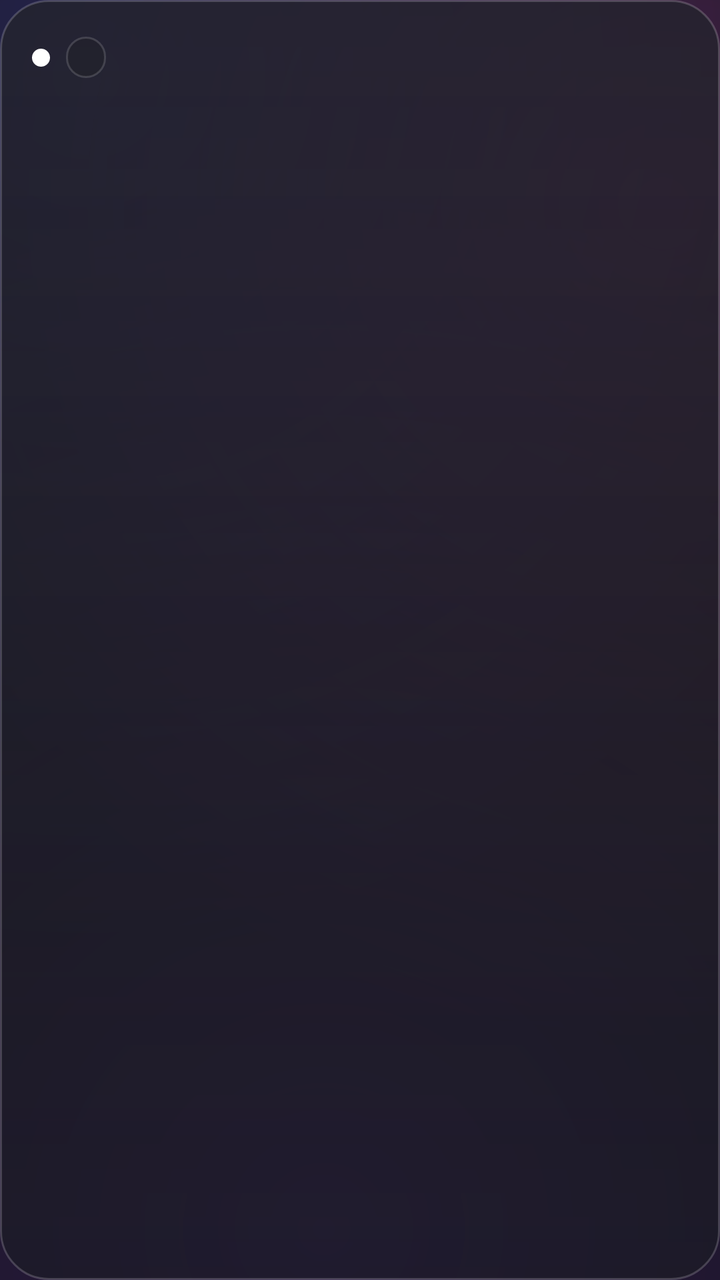
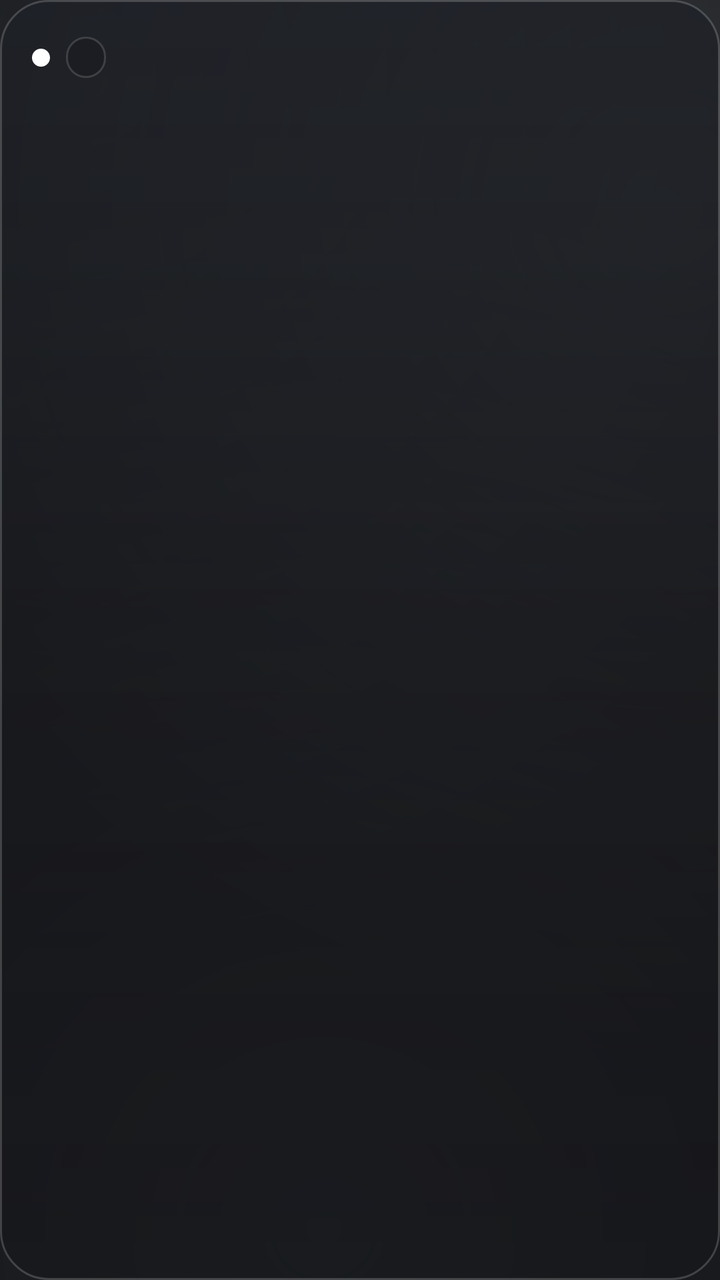

Screens rendered from an Android XML layout before and after an edit, with the pre-edit source and the edit as a unified diff.
<!-- AndroidManifest.xml: application theme Theme.MidffAlertas -->
<!-- res/layout/item_alerta.xml -->
<?xml version="1.0" encoding="utf-8"?>
<LinearLayout xmlns:android="http://schemas.android.com/apk/res/android"
    android:layout_width="match_parent"
    android:layout_height="wrap_content"
    android:background="@drawable/panel_cristal"
    android:orientation="vertical"
    android:padding="16dp">

    <LinearLayout
        android:layout_width="match_parent"
        android:layout_height="wrap_content"
        android:gravity="center_vertical"
        android:orientation="horizontal">

        <View
            android:id="@+id/puntoRiesgo"
            android:layout_width="9dp"
            android:layout_height="9dp"
            android:background="@drawable/punto_neutro" />

        <TextView
            android:id="@+id/chipClasificacion"
            android:layout_width="wrap_content"
            android:layout_height="wrap_content"
            android:layout_marginStart="8dp"
            android:background="@drawable/chip_cristal"
            android:paddingBottom="3dp"
            android:paddingEnd="10dp"
            android:paddingStart="10dp"
            android:paddingTop="3dp"
            android:textColor="@color/texto_titulo"
            android:textSize="11sp"
            android:textStyle="bold" />

        <Space
            android:layout_width="0dp"
            android:layout_height="1dp"
            android:layout_weight="1" />

        <TextView
            android:id="@+id/txtItemScore"
            android:layout_width="wrap_content"
            android:layout_height="wrap_content"
            android:fontFamily="sans-serif-medium"
            android:shadowColor="#6600F0FF"
            android:shadowDx="0"
            android:shadowDy="0"
            android:shadowRadius="12"
            android:textColor="@color/neon_cian"
            android:textSize="19sp"
            android:textStyle="bold" />
    </LinearLayout>

    <TextView
        android:id="@+id/txtItemTitulo"
        android:layout_width="match_parent"
        android:layout_height="wrap_content"
        android:layout_marginTop="10dp"
        android:ellipsize="end"
        android:maxLines="2"
        android:textAppearance="?attr/textAppearanceTitleMedium"
        android:textColor="@color/texto_titulo"
        android:textStyle="bold" />

    <TextView
        android:id="@+id/txtItemDetalle"
        android:layout_width="match_parent"
        android:layout_height="wrap_content"
        android:layout_marginTop="3dp"
        android:ellipsize="end"
        android:maxLines="2"
        android:textAppearance="?attr/textAppearanceBodyMedium"
        android:textColor="@color/texto_secundario" />

    <TextView
        android:id="@+id/txtItemFecha"
        android:layout_width="match_parent"
        android:layout_height="wrap_content"
        android:layout_marginTop="6dp"
        android:textAppearance="?attr/textAppearanceCaption"
        android:textColor="@color/texto_fecha" />
</LinearLayout>
<!-- resources referenced by this layout -->
<resources>
  <color name="neon_cian">#00F0FF</color>
  <color name="texto_fecha">#8A8A95</color>
  <color name="texto_secundario">#A0A0AB</color>
  <color name="texto_titulo">#FFFFFF</color>
  <!-- drawable chip_cristal (drawable) -->
  <?xml version="1.0" encoding="utf-8"?>
  <shape xmlns:android="http://schemas.android.com/apk/res/android"
      android:shape="rectangle">
      <solid android:color="#661E1E24" />
      <stroke
          android:width="1dp"
          android:color="@color/cristal_borde_suave" />
      <corners android:radius="999dp" />
  </shape>
  <!-- drawable panel_cristal (drawable) -->
  <?xml version="1.0" encoding="utf-8"?>
  <shape xmlns:android="http://schemas.android.com/apk/res/android"
      android:shape="rectangle">
      <gradient
          android:angle="270"
          android:startColor="#C823232C"
          android:centerColor="#B31E1E24"
          android:endColor="#99191B22"
          android:type="linear" />
      <stroke
          android:width="1dp"
          android:color="@color/cristal_borde" />
      <corners android:radius="24dp" />
  </shape>
  <!-- drawable punto_neutro (drawable) -->
  <?xml version="1.0" encoding="utf-8"?>
  <shape xmlns:android="http://schemas.android.com/apk/res/android"
      android:shape="oval">
      <solid android:color="#FFFFFF" />
  </shape>
  <color name="cristal_borde_suave">#26FFFFFF</color>
  <color name="cristal_borde">#2EFFFFFF</color>
  <color name="aurora_purpura">#8B3DFF</color>
  <color name="fondo_carbon">#121214</color>
  <color name="neon_magenta">#E000FF</color>
  <color name="aurora_rosa">#FF4FD8</color>
  <color name="blanco">#FFFFFF</color>
  <!-- drawable bg_pantalla (drawable) -->
  <?xml version="1.0" encoding="utf-8"?>
  <layer-list xmlns:android="http://schemas.android.com/apk/res/android">
      <item>
          <shape android:shape="rectangle">
              <solid android:color="@color/fondo_carbon" />
          </shape>
      </item>
      <item>
          <shape android:shape="rectangle">
              <gradient
                  android:type="radial"
                  android:centerX="0.12"
                  android:centerY="0.06"
                  android:gradientRadius="440dp"
                  android:startColor="#333E5BFF"
                  android:endColor="#003E5BFF" />
          </shape>
      </item>
      <item>
          <shape android:shape="rectangle">
              <gradient
                  android:type="radial"
                  android:centerX="0.92"
                  android:centerY="0.16"
                  android:gradientRadius="420dp"
                  android:startColor="#2EFF4FD8"
                  android:endColor="#00FF4FD8" />
          </shape>
      </item>
      <item>
          <shape android:shape="rectangle">
              <gradient
                  android:type="radial"
                  android:centerX="0.45"
                  android:centerY="0.96"
                  android:gradientRadius="520dp"
                  android:startColor="#308B3DFF"
                  android:endColor="#008B3DFF" />
          </shape>
      </item>
  </layer-list>
  <!-- unchanged entries left out for length: 1 -->
</resources>

<!-- the commit's change to res/layout/item_alerta.xml (unified diff, before → after) -->
@@ -42,7 +42,7 @@
             android:layout_width="wrap_content"
             android:layout_height="wrap_content"
             android:fontFamily="sans-serif-medium"
-            android:shadowColor="#6600F0FF"
+            android:shadowColor="#66C9CED5"
             android:shadowDx="0"
             android:shadowDy="0"
             android:shadowRadius="12"
<!-- resource entries referenced after the edit -->
@@ -1,6 +1,6 @@
 <!-- resources referenced by this layout -->
 <resources>
-  <color name="neon_cian">#00F0FF</color>
+  <color name="neon_cian">#C9CED5</color>
   <color name="texto_fecha">#8A8A95</color>
   <color name="texto_secundario">#A0A0AB</color>
   <color name="texto_titulo">#FFFFFF</color>
@@ -8,7 +8,7 @@
   <?xml version="1.0" encoding="utf-8"?>
   <shape xmlns:android="http://schemas.android.com/apk/res/android"
       android:shape="rectangle">
-      <solid android:color="#661E1E24" />
+      <solid android:color="#6617181C" />
       <stroke
           android:width="1dp"
           android:color="@color/cristal_borde_suave" />
@@ -20,9 +20,9 @@
       android:shape="rectangle">
       <gradient
           android:angle="270"
-          android:startColor="#C823232C"
-          android:centerColor="#B31E1E24"
-          android:endColor="#99191B22"
+          android:startColor="#C81E2026"
+          android:centerColor="#B317181C"
+          android:endColor="#99141519"
           android:type="linear" />
       <stroke
           android:width="1dp"
@@ -37,10 +37,10 @@
   </shape>
   <color name="cristal_borde_suave">#26FFFFFF</color>
   <color name="cristal_borde">#2EFFFFFF</color>
-  <color name="aurora_purpura">#8B3DFF</color>
-  <color name="fondo_carbon">#121214</color>
-  <color name="neon_magenta">#E000FF</color>
-  <color name="aurora_rosa">#FF4FD8</color>
+  <color name="aurora_purpura">#787F89</color>
+  <color name="fondo_carbon">#0B0C0E</color>
+  <color name="neon_magenta">#FFFFFF</color>
+  <color name="aurora_rosa">#C4C9D0</color>
   <color name="blanco">#FFFFFF</color>
   <!-- drawable bg_pantalla (drawable) -->
   <?xml version="1.0" encoding="utf-8"?>
@@ -57,8 +57,8 @@
                   android:centerX="0.12"
                   android:centerY="0.06"
                   android:gradientRadius="440dp"
-                  android:startColor="#333E5BFF"
-                  android:endColor="#003E5BFF" />
+                  android:startColor="#33585F69"
+                  android:endColor="#00585F69" />
           </shape>
       </item>
       <item>
@@ -68,8 +68,8 @@
                   android:centerX="0.92"
                   android:centerY="0.16"
                   android:gradientRadius="420dp"
-                  android:startColor="#2EFF4FD8"
-                  android:endColor="#00FF4FD8" />
+                  android:startColor="#2EC4C9D0"
+                  android:endColor="#00C4C9D0" />
           </shape>
       </item>
       <item>
@@ -79,8 +79,8 @@
                   android:centerX="0.45"
                   android:centerY="0.96"
                   android:gradientRadius="520dp"
-                  android:startColor="#308B3DFF"
-                  android:endColor="#008B3DFF" />
+                  android:startColor="#30787F89"
+                  android:endColor="#00787F89" />
           </shape>
       </item>
   </layer-list>
